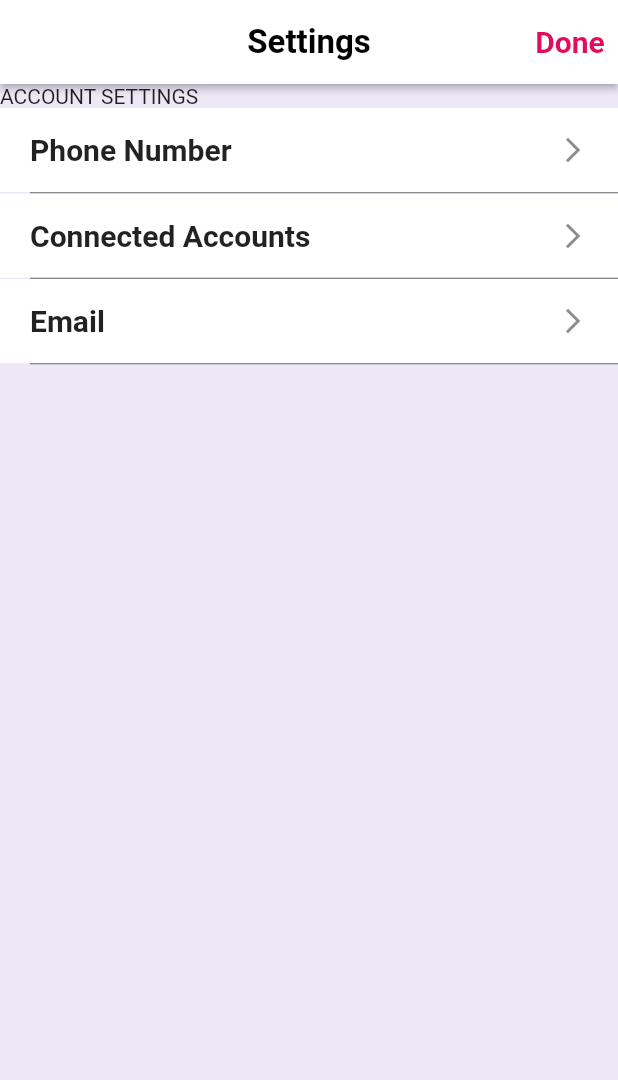
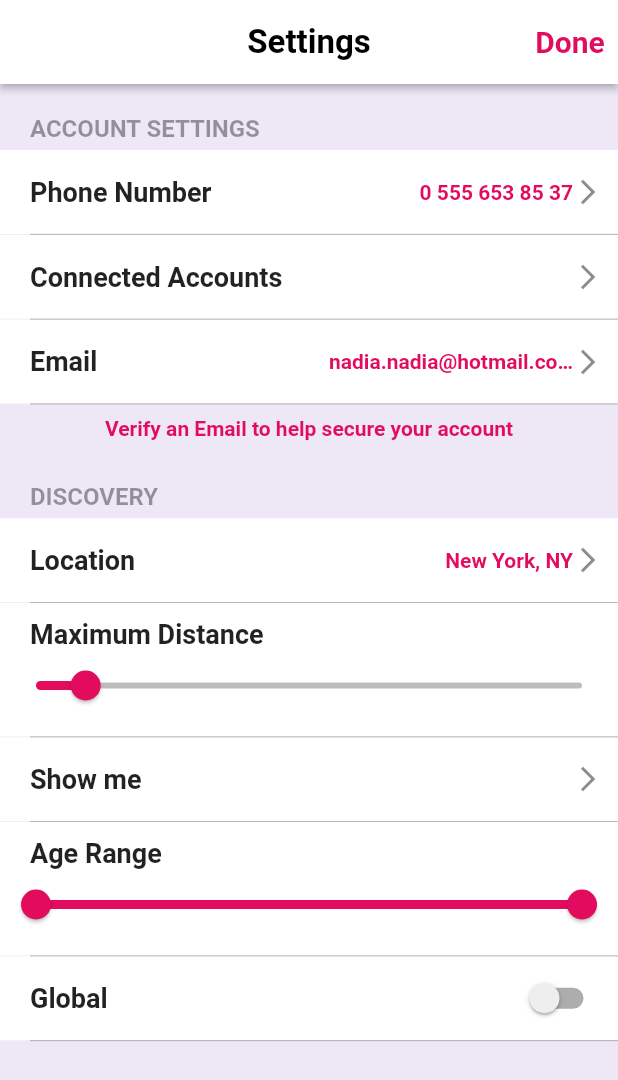
Before and after one commit to CanayBozkus/tinder_clone_mobile, a Flutter app: the SettingScreen screen opened by its route, on a phone screen of 412 x 824 dp. Shown: the top 1080 px of the screen. Run offline on Flutter 3.47's test engine with Material 2 defaults, Android fonts, the phone set to English and light mode, and no system bars.

Commit message:
settings screen, list title widget, range tile widget, switch tile widget

```diff
--- a/lib/pages/main_screen_pages/profile_page.dart
+++ b/lib/pages/main_screen_pages/profile_page.dart
@@ -20,7 +20,7 @@ class ProfilePage extends StatelessWidget {
               child: ClipPath(
                 clipper: CurvedBottomClipper(),
                 child: Container(
-                  padding: const EdgeInsets.only(bottom: 30),
+                  padding: const EdgeInsets.only(bottom: 30, top: 20),
                   decoration: BoxDecoration(
                     color: Colors.white,
                     boxShadow: [
@@ -34,6 +34,8 @@ class ProfilePage extends StatelessWidget {
                   ),
                   child: Column(
                     children: [
+                      Stack(
+                        children: [
                           CircleAvatar(
                             backgroundColor: Colors.black26,
                             radius: 80,
@@ -43,6 +45,22 @@ class ProfilePage extends StatelessWidget {
                                 fit: BoxFit.fill,
                               ),
                             ),
+                          ),
+                          Positioned(
+                            right: 0,
+                            child: Material(
+                              elevation: 5,
+                              shape: CircleBorder(),
+                              child: Padding(
+                                padding: const EdgeInsets.all(8.0),
+                                child: Icon(
+                                  Icons.edit,
+                                  color: Colors.black26,
+                                ),
+                              ),
+                            ),
+                          )
+                        ],
                       ),
                       SizedBox(height: 15,),
                       Row(
@@ -126,16 +144,15 @@ class ProfilePage extends StatelessWidget {
                             Column(
                               children: [
                                 ElevatedCircleIconButton(
-                                  icon: Icons.edit,
-                                  backgroundColor: Palette.orange,
-                                  iconColor: Colors.white,
-                                  splashColor: Colors.white,
+                                  icon: Icons.shield_sharp,
+                                  backgroundColor: Colors.grey.shade200,
+                                  iconColor: Colors.black26,
                                   iconSize: 44,
                                   onPressed: (){},
                                 ),
                                 SizedBox(height: 8,),
                                 Text(
-                                  'EDIT INFO',
+                                  'SAFETY',
                                   style: K.profilePageButtonInfoTextStyle,
                                 )
                               ],
--- a/lib/screens/settings_screen.dart
+++ b/lib/screens/settings_screen.dart
@@ -1,9 +1,17 @@
 import 'package:flutter/material.dart';
 import 'package:tinder_clone/utilities/utilities.dart';
 import 'package:tinder_clone/widgets/setting_screen_widgets/setting_screen_widgets.dart';
-class SettingScreen extends StatelessWidget {
+class SettingScreen extends StatefulWidget {
   static const routeName = 'SettingsScreen';
 
+  @override
+  _SettingScreenState createState() => _SettingScreenState();
+}
+
+class _SettingScreenState extends State<SettingScreen> {
+  RangeValues ageRange = RangeValues(18, 40);
+  double distanceValue = 10;
+  bool global = false;
   @override
   Widget build(BuildContext context) {
     return Scaffold(
@@ -40,14 +48,11 @@ class SettingScreen extends StatelessWidget {
       backgroundColor: Colors.deepPurple.shade50,
       body: ListView(
         children: [
-          Text(
-            'ACCOUNT SETTINGS'
-          ),
-          Column(
-            children: [
+          ListTitle(title: 'ACCOUNT SETTINGS'),
           SettingListTile(
             text: 'Phone Number',
             onTap: (){},
+            rightText: '0 555 653 85 37',
           ),
           SettingListTile(
             text: 'Connected Accounts',
@@ -55,9 +60,61 @@ class SettingScreen extends StatelessWidget {
           ),
           SettingListTile(
             text: 'Email',
+            rightText: 'nadia.nadia@hotmail.comaaaaa',
             onTap: (){},
           ),
-            ],
+          Padding(
+            padding: const EdgeInsets.all(8.0),
+            child: Center(
+              child: Text(
+                'Verify an Email to help secure your account',
+                style: K.settingScreenInfoTextStyle,
+              ),
+            ),
+          ),
+          ListTitle(title: 'DISCOVERY'),
+          SettingListTile(
+            text: 'Location',
+            rightText: 'New York, NY',
+            onTap: (){},
+          ),
+          RangeTile(
+            title: 'Maximum Distance',
+            value: distanceValue,
+            onChanged: (value){
+              setState(() {
+                distanceValue = value;
+              });
+            },
+            max: 100,
+            min: 1,
+          ),
+          SettingListTile(
+            text: 'Show me',
+            onTap: (){
+
+            },
+          ),
+          RangeTile(
+            title: 'Age Range',
+            max: 40,
+            min: 18,
+            values: ageRange,
+            doubleSlider: true,
+            onChanged: (values){
+              setState(() {
+                ageRange = values;
+              });
+            },
+          ),
+          SwitchTile(
+            value: global,
+            text: 'Global',
+            onChanged: (value){
+              setState(() {
+                global = value;
+              });
+            },
           ),
         ],
       ),
--- a/lib/utilities/constant.dart
+++ b/lib/utilities/constant.dart
@@ -1,4 +1,5 @@
 import 'package:flutter/material.dart';
+import 'package:tinder_clone/utilities/palette.dart';
 
 class K {
   static final countryPhoneCodes = List.generate(100, (int index) => index.toString()).toList();
@@ -82,4 +83,15 @@ class K {
       fontWeight: FontWeight.w600,
       color: Colors.black38
   );
+
+  static const settingScreenInfoTextStyle = TextStyle(
+    fontSize: 14,
+    fontWeight: FontWeight.w700,
+    color: Palette.primaryColor,
+  );
+
+  static const settingsScreenTileTitleStyle = TextStyle(
+      fontSize: 18,
+      fontWeight: FontWeight.w600
+  );
 }
--- /dev/null
+++ b/lib/widgets/setting_screen_widgets/list_title.dart
@@ -0,0 +1,22 @@
+import 'package:flutter/material.dart';
+
+class ListTitle extends StatelessWidget {
+  ListTitle({
+    required this.title
+  });
+  final String title;
+  @override
+  Widget build(BuildContext context) {
+    return Container(
+      padding: EdgeInsets.only(left: 20, top: 20, bottom: 5),
+      child: Text(
+        title,
+        style: TextStyle(
+          fontSize: 16,
+          fontWeight: FontWeight.w600,
+          color: Colors.black38,
+        ),
+      ),
+    );
+  }
+}
--- /dev/null
+++ b/lib/widgets/setting_screen_widgets/range_tile.dart
@@ -0,0 +1,70 @@
+import 'package:flutter/material.dart';
+import 'package:tinder_clone/utilities/utilities.dart';
+
+class RangeTile extends StatelessWidget {
+  RangeTile({
+    required this.title,
+    required this.onChanged,
+    this.doubleSlider = false,
+    this.values = const RangeValues(1, 100),
+    this.value = 5,
+    required this.max,
+    required this.min
+  });
+  final Function(dynamic) onChanged;
+  final String title;
+  final bool doubleSlider;
+  final RangeValues values;
+  final double value;
+  final double max;
+  final double min;
+  @override
+  Widget build(BuildContext context) {
+    return Column(
+      children: [
+        Container(
+          color: Colors.white,
+          padding: EdgeInsets.symmetric(vertical: 10),
+          child: Column(
+            crossAxisAlignment: CrossAxisAlignment.start,
+            children: [
+              Padding(
+                padding: const EdgeInsets.only(left: 20),
+                child: Text(
+                  title,
+                  style: K.settingsScreenTileTitleStyle,
+                ),
+              ),
+              doubleSlider
+                  ?
+              RangeSlider(
+                activeColor: Palette.primaryColor,
+                inactiveColor: Colors.black26,
+                values: values,
+                max: max,
+                min: min,
+                onChanged: onChanged,
+              )
+                  :
+              Slider(
+                activeColor: Palette.primaryColor,
+                inactiveColor: Colors.black26,
+                value: value,
+                min: min,
+                max: max,
+                onChanged: onChanged,
+              ),
+            ],
+          ),
+        ),
+        Padding(
+          padding: EdgeInsets.only(left: 20),
+          child: Divider(
+            height: 0.5,
+            color: Colors.black26,
+          ),
+        ),
+      ],
+    );
+  }
+}
--- a/lib/widgets/setting_screen_widgets/setting_list_tile.dart
+++ b/lib/widgets/setting_screen_widgets/setting_list_tile.dart
@@ -4,10 +4,12 @@ import 'package:tinder_clone/utilities/utilities.dart';
 class SettingListTile extends StatelessWidget {
   SettingListTile({
     required this.text,
-    required this.onTap
+    required this.onTap,
+    this.rightText = '',
   });
   final String text;
   final Function() onTap;
+  final String rightText;
   @override
   Widget build(BuildContext context) {
     return Column(
@@ -18,26 +20,39 @@ class SettingListTile extends StatelessWidget {
           ),
           child: ListTile(
             onTap: onTap,
-            contentPadding: EdgeInsets.symmetric(horizontal: 20),
+            contentPadding: EdgeInsets.only(left: 20, right: 10),
             tileColor: Colors.white,
-            trailing: Icon(
-              Icons.arrow_forward_ios,
-              size: 20,
+            trailing: Container(
+              width: rightText.isEmpty ? 20 : 190,
+              child: Row(
+                mainAxisAlignment: MainAxisAlignment.end,
+                children: [
+                  Expanded(
+                    child: Text(
+                      rightText,
+                      style: K.settingScreenInfoTextStyle,
+                      overflow: TextOverflow.ellipsis,
+                      textAlign: TextAlign.right,
+                    ),
+                  ),
+                  Icon(
+                    Icons.arrow_forward_ios,
+                    size: 20,
+                  ),
+                ],
+              ),
             ),
             title: Text(
               text,
-              style: TextStyle(
-                  fontSize: 20,
-                  fontWeight: FontWeight.w600
-              ),
+              style: K.settingsScreenTileTitleStyle,
             ),
           ),
         ),
         Padding(
           padding: const EdgeInsets.only(left: 20),
           child: Divider(
-            height: 1,
-            color: Colors.black54,
+            height: 0.5,
+            color: Colors.black26,
           ),
         ),
       ],
--- a/lib/widgets/setting_screen_widgets/setting_screen_widgets.dart
+++ b/lib/widgets/setting_screen_widgets/setting_screen_widgets.dart
@@ -1 +1,4 @@
 export 'setting_list_tile.dart';
+export 'list_title.dart';
+export 'range_tile.dart';
+export 'switch_tile.dart';
--- /dev/null
+++ b/lib/widgets/setting_screen_widgets/switch_tile.dart
@@ -0,0 +1,41 @@
+import 'package:flutter/material.dart';
+import 'package:tinder_clone/utilities/utilities.dart';
+
+class SwitchTile extends StatelessWidget {
+  SwitchTile({
+    required this.value,
+    required this.text,
+    required this.onChanged
+  });
+  final String text;
+  final bool value;
+  final Function(bool) onChanged;
+  @override
+  Widget build(BuildContext context) {
+    return Column(
+      children: [
+        ListTile(
+          contentPadding: EdgeInsets.only(left: 20, right: 10),
+          tileColor: Colors.white,
+          trailing: Switch(
+            activeColor: Palette.primaryColor,
+            inactiveThumbColor: Colors.grey.shade200,
+            onChanged: onChanged,
+            value: value,
+          ),
+          title: Text(
+            text,
+            style: K.settingsScreenTileTitleStyle,
+          ),
+        ),
+        Padding(
+          padding: const EdgeInsets.only(left: 20),
+          child: Divider(
+            height: 0.5,
+            color: Colors.black26,
+          ),
+        ),
+      ],
+    );
+  }
+}
```
Lines whose indentation alone changed are shown as unchanged.
